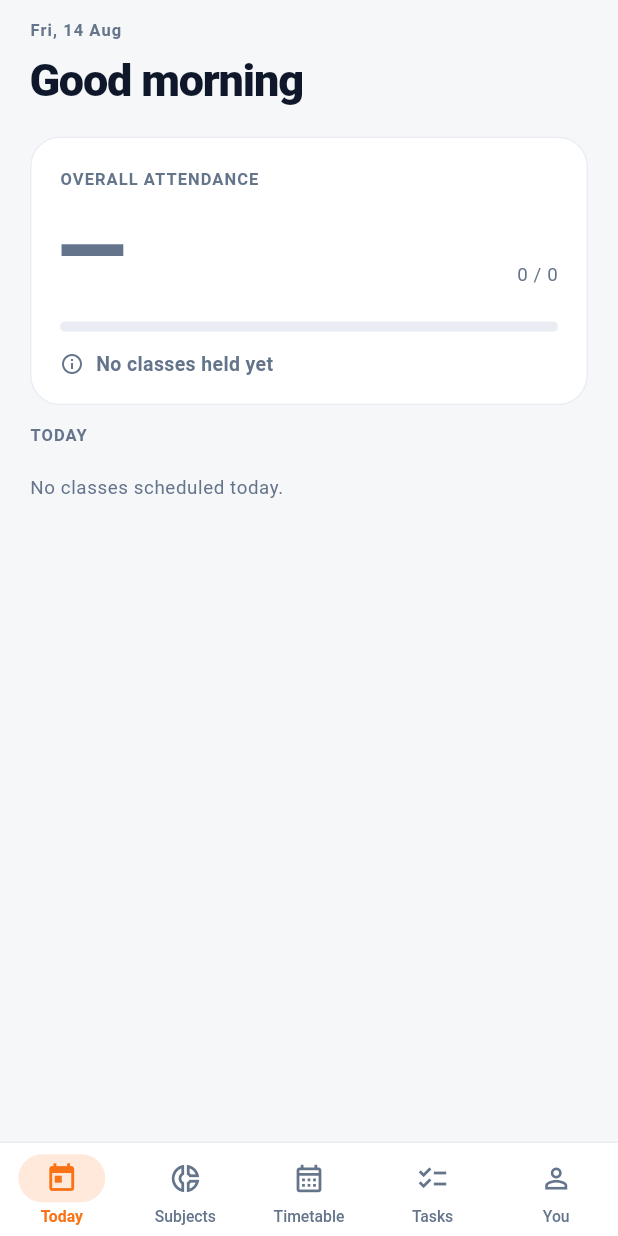
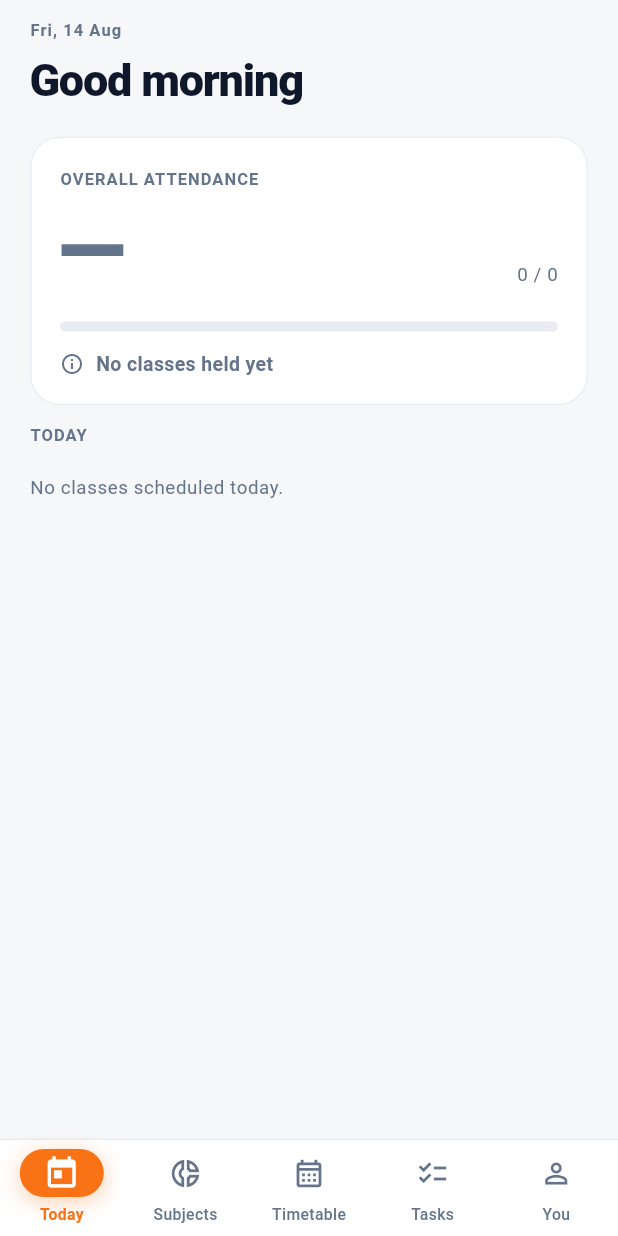
Before and after one commit to Vijayapardhu/handy, a Flutter app: the screen it shows once a user with an empty profile is signed in, on a phone screen of 412 x 824 dp. Run offline on Flutter 3.47's test engine with Material 3 defaults, Android fonts, the phone set to English and light mode, and no system bars; our stand-ins replace cached_network_image, cloud_firestore, firebase_auth, firebase_core, firebase_messaging, flutter_local_notifications and 2 more; missing offline and left inert: home_widget; accounts and stored records are empty.

Commit message:
Align the class sheet's values, and give the nav bar somewhere to go
The details rows were right-aligned, which is fine until a value wraps:
a two-line right-aligned block has a ragged *left* edge, and sitting
between single-line rows it reads as broken rather than as one value on
two lines. Faculty and building names both wrap here routinely, so that
was the common case. Labels now sit in a fixed column and every value
starts at the same x. The wider value column also means "Aditya Global
Business Incubator" no longer wraps at all.

The nav bar's indicator used to fade in on the tab you landed on, which
says nothing about where you came from. Now one pill travels: it slides
from the old tab to the new, so the movement itself carries the
direction. The icon it lands on overshoots and settles, and the bar
ticks under the thumb — it is the control a student hits dozens of times
a day and it should feel like a device, not a page.

Tasks carries a live count of what is overdue or due today. A nav bar
that can tell you something is waiting is worth more than one that only
routes.

Faculty names on the compact timetable rows are Flexible now. An
unconstrained Text inside a Wrap overflows its line rather than giving
way, and these names are long enough to do it.

Co-Authored-By: Claude Opus 5 (1M context) <noreply@anthropic.com>

```diff
--- a/mobile/lib/screens/home_shell.dart
+++ b/mobile/lib/screens/home_shell.dart
@@ -1,5 +1,8 @@
 import 'package:flutter/material.dart';
+import 'package:flutter/services.dart';
 
+import '../data/app_state.dart';
+import '../logic/deadlines.dart';
 import '../main.dart';
 import 'profile_screen.dart';
 import 'subjects_screen.dart';
@@ -61,15 +64,30 @@ class _HomeShellState extends State<HomeShell> {
       bottomNavigationBar: _HandyNavBar(
         index: _index,
         tabs: _tabs,
-        onSelect: (i) => setState(() => _index = i),
+        onSelect: (i) {
+          if (i == _index) return;
+          // The bar is the one control a student hits dozens of times a day;
+          // a tick under the thumb is what makes it feel like a device rather
+          // than a page.
+          HapticFeedback.selectionClick();
+          setState(() => _index = i);
+        },
       ),
     );
   }
 }
 
-/// Custom bar rather than NavigationBar: the selected tab gets a filled pill
-/// that animates, and unselected tabs stay quiet. Material's default indicator
-/// is a flat lozenge that reads the same whether you're on the tab or not.
+/// Custom bar rather than Material's NavigationBar.
+///
+/// The default indicator fades in on the tab you land on, which tells you
+/// nothing about where you came from. Here a single pill *travels* — it slides
+/// from the old tab to the new one, so the movement itself says which way you
+/// went. The icon it lands on overshoots slightly and settles, and the labels
+/// only carry weight and colour on the selected tab so the rest stay quiet.
+///
+/// Tasks also carries a live count of what's overdue or due today, because a
+/// nav bar that can tell you there's something waiting is worth more than one
+/// that only routes.
 class _HandyNavBar extends StatelessWidget {
   const _HandyNavBar({required this.index, required this.tabs, required this.onSelect});
 
@@ -77,10 +95,23 @@ class _HandyNavBar extends StatelessWidget {
   final List<({IconData icon, IconData active, String label})> tabs;
   final ValueChanged<int> onSelect;
 
+  /// Index of the Tasks tab, which is the only one that carries a badge.
+  static const _tasksTab = 3;
+
   @override
   Widget build(BuildContext context) {
     final scheme = Theme.of(context).colorScheme;
     final muted = Theme.of(context).textTheme.bodySmall?.color;
+    final state = AppStateScope.of(context);
+
+    final now = DateTime.now();
+    final pending = state.tasks
+        .where((t) => !t.done)
+        .where((t) {
+          final u = getDeadline(t.dueDate, now).urgency;
+          return u == Urgency.overdue || u == Urgency.today;
+        })
+        .length;
 
     return Container(
       decoration: BoxDecoration(
@@ -90,56 +121,164 @@ class _HandyNavBar extends StatelessWidget {
       child: SafeArea(
         top: false,
         child: SizedBox(
-          height: 62,
-          child: Row(
-            children: List.generate(tabs.length, (i) {
-              final tab = tabs[i];
-              final selected = i == index;
+          height: 64,
+          child: LayoutBuilder(
+            builder: (context, constraints) {
+              final slot = constraints.maxWidth / tabs.length;
+              const pillWidth = 56.0;
+              const pillHeight = 32.0;
 
-              return Expanded(
-                child: InkResponse(
-                  onTap: () => onSelect(i),
-                  radius: 42,
-                  child: Column(
-                    mainAxisAlignment: MainAxisAlignment.center,
+              return Stack(
                 children: [
-                      AnimatedContainer(
-                        duration: const Duration(milliseconds: 220),
+                  // The travelling pill, drawn under the icons. Positioned by
+                  // slot rather than by index so it stays put if the bar is
+                  // ever resized mid-animation.
+                  AnimatedPositioned(
+                    duration: const Duration(milliseconds: 340),
                     curve: Curves.easeOutCubic,
-                        padding: EdgeInsets.symmetric(
-                          horizontal: selected ? 18 : 12,
-                          vertical: 5,
-                        ),
+                    left: slot * index + (slot - pillWidth) / 2,
+                    top: 6,
+                    width: pillWidth,
+                    height: pillHeight,
+                    child: DecoratedBox(
                       decoration: BoxDecoration(
-                          color: selected
-                              ? scheme.primary.withValues(alpha: 0.16)
-                              : Colors.transparent,
+                        color: scheme.primary,
                         borderRadius: BorderRadius.circular(999),
-                        ),
-                        child: Icon(
-                          selected ? tab.active : tab.icon,
-                          size: 22,
-                          color: selected ? scheme.primary : muted,
-                        ),
-                      ),
-                      const SizedBox(height: 3),
-                      AnimatedDefaultTextStyle(
-                        duration: const Duration(milliseconds: 220),
-                        style: TextStyle(
-                          fontSize: 10.5,
-                          fontWeight: selected ? FontWeight.w700 : FontWeight.w500,
-                          color: selected ? scheme.primary : muted,
-                        ),
-                        child: Text(tab.label),
+                        boxShadow: [
+                          BoxShadow(
+                            color: scheme.primary.withValues(alpha: 0.35),
+                            blurRadius: 12,
+                            offset: const Offset(0, 3),
                           ),
                         ],
                       ),
                     ),
+                  ),
+                  Row(
+                    children: List.generate(tabs.length, (i) {
+                      return Expanded(
+                        child: _NavTab(
+                          tab: tabs[i],
+                          selected: i == index,
+                          onTap: () => onSelect(i),
+                          muted: muted,
+                          onPill: scheme.onPrimary,
+                          badge: i == _tasksTab ? pending : 0,
+                        ),
                       );
                     }),
+                  ),
+                ],
+              );
+            },
           ),
         ),
       ),
     );
   }
 }
+
+class _NavTab extends StatelessWidget {
+  const _NavTab({
+    required this.tab,
+    required this.selected,
+    required this.onTap,
+    required this.muted,
+    required this.onPill,
+    required this.badge,
+  });
+
+  final ({IconData icon, IconData active, String label}) tab;
+  final bool selected;
+  final VoidCallback onTap;
+  final Color? muted;
+  final Color onPill;
+  final int badge;
+
+  @override
+  Widget build(BuildContext context) {
+    final scheme = Theme.of(context).colorScheme;
+
+    return InkResponse(
+      onTap: onTap,
+      radius: 44,
+      child: TweenAnimationBuilder<double>(
+        tween: Tween(begin: 0, end: selected ? 1 : 0),
+        // easeOutBack overshoots past 1, which is where the settle comes
+        // from. Colours clamp it; only the scale gets to overshoot.
+        duration: const Duration(milliseconds: 340),
+        curve: Curves.easeOutBack,
+        builder: (context, t, _) {
+          final clamped = t.clamp(0.0, 1.0);
+          return Column(
+            mainAxisAlignment: MainAxisAlignment.center,
+            children: [
+              SizedBox(
+                height: 32,
+                child: Center(
+                  child: Transform.scale(
+                    scale: 1 + 0.12 * t,
+                    child: _iconWithBadge(
+                      icon: Icon(
+                        selected ? tab.active : tab.icon,
+                        size: 22,
+                        color: Color.lerp(muted, onPill, clamped),
+                      ),
+                      scheme: scheme,
+                    ),
+                  ),
+                ),
+              ),
+              const SizedBox(height: 4),
+              Text(
+                tab.label,
+                maxLines: 1,
+                overflow: TextOverflow.ellipsis,
+                style: TextStyle(
+                  fontSize: 10.5,
+                  fontWeight: FontWeight.lerp(FontWeight.w500, FontWeight.w700, clamped),
+                  color: Color.lerp(muted, scheme.primary, clamped),
+                ),
+              ),
+            ],
+          );
+        },
+      ),
+    );
+  }
+
+  /// The count sits on the icon rather than beside the label, so it survives
+  /// the pill sliding underneath and reads at a glance without being counted.
+  Widget _iconWithBadge({required Icon icon, required ColorScheme scheme}) {
+    if (badge == 0) return icon;
+    return Stack(
+      clipBehavior: Clip.none,
+      children: [
+        icon,
+        Positioned(
+          right: -6,
+          top: -4,
+          child: Container(
+            padding: const EdgeInsets.symmetric(horizontal: 5, vertical: 1),
+            constraints: const BoxConstraints(minWidth: 16),
+            decoration: BoxDecoration(
+              color: scheme.error,
+              borderRadius: BorderRadius.circular(999),
+              border: Border.all(color: scheme.surface, width: 1.5),
+            ),
+            child: Text(
+              badge > 9 ? '9+' : '$badge',
+              textAlign: TextAlign.center,
+              style: TextStyle(
+                fontSize: 9,
+                height: 1.25,
+                fontWeight: FontWeight.w800,
+                color: scheme.onError,
+              ),
+            ),
+          ),
+        ),
+      ],
+    );
+  }
+}
--- a/mobile/lib/screens/timetable_screen.dart
+++ b/mobile/lib/screens/timetable_screen.dart
@@ -528,7 +528,18 @@ class _Fact extends StatelessWidget {
       children: [
         Icon(icon, size: 13, color: muted),
         const SizedBox(width: 4),
-        Text(text, style: TextStyle(fontSize: 12, color: muted)),
+        // Flexible, because faculty names run long ("SURAMPUDI NAGENDRA
+        // GANAPATHI") and an unconstrained Text inside a Wrap overflows its
+        // line rather than giving way. Truncating here is the right trade —
+        // the full name is one tap away in the class sheet.
+        Flexible(
+          child: Text(
+            text,
+            maxLines: 1,
+            overflow: TextOverflow.ellipsis,
+            style: TextStyle(fontSize: 12, color: muted),
+          ),
+        ),
       ],
     );
   }
--- a/mobile/lib/widgets/class_sheet.dart
+++ b/mobile/lib/widgets/class_sheet.dart
@@ -6,7 +6,6 @@ import '../logic/deadlines.dart';
 import '../logic/timetable.dart';
 import '../main.dart';
 import '../models/models.dart';
-import '../screens/subjects_screen.dart';
 import '../theme.dart';
 
 /// Everything the portal told us about one class, plus the student's own notes.
@@ -358,6 +357,19 @@ class _Row extends StatelessWidget {
     // empty field is noise in a list this dense.
     if (value == null || value!.isEmpty) return const SizedBox.shrink();
 
+    // A fixed label column, so every value starts at the same x.
+    //
+    // These used to be right-aligned, which is fine until a value wraps: a
+    // two-line right-aligned block has a ragged *left* edge, and against the
+    // single-line rows above and below it reads as broken rather than as one
+    // value on two lines. Faculty names and building names both wrap here
+    // routinely ("SURAMPUDI NAGENDRA GANAPATHI", "Aditya Global Business
+    // Incubator"), so this is the common case, not the edge case.
+    //
+    // Scales with the reader's text size so long labels aren't clipped when
+    // the system font is turned up.
+    final labelWidth = (118 * MediaQuery.textScalerOf(context).scale(1)).clamp(118.0, 200.0);
+
     return Container(
       padding: const EdgeInsets.symmetric(vertical: 13),
       decoration: last
@@ -368,13 +380,17 @@ class _Row extends StatelessWidget {
       child: Row(
         crossAxisAlignment: CrossAxisAlignment.start,
         children: [
-          Expanded(child: Text(label, style: Theme.of(context).textTheme.bodySmall)),
+          SizedBox(
+            width: labelWidth,
+            child: Text(label, style: Theme.of(context).textTheme.bodySmall),
+          ),
           const SizedBox(width: 16),
-          Flexible(
+          Expanded(
             child: Text(
               value!,
-              textAlign: TextAlign.right,
-              style: Theme.of(context).textTheme.titleMedium,
+              // Wrapped values need the extra leading — two lines set solid
+              // look like two separate rows.
+              style: Theme.of(context).textTheme.titleMedium?.copyWith(height: 1.3),
             ),
           ),
         ],
```
Lines whose indentation alone changed are shown as unchanged.
